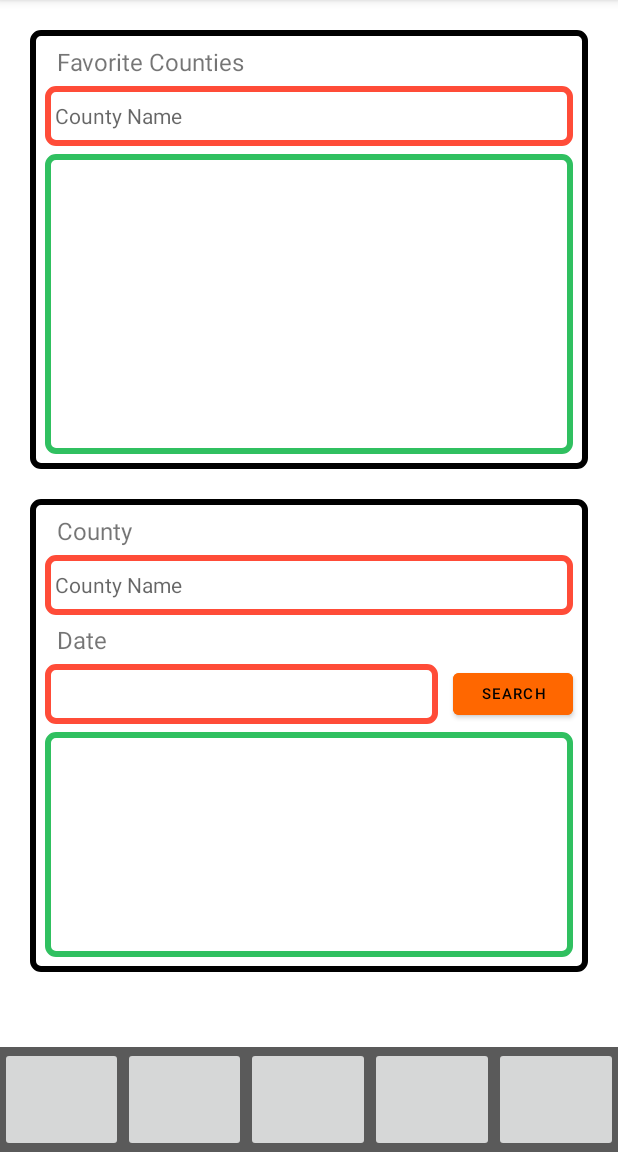
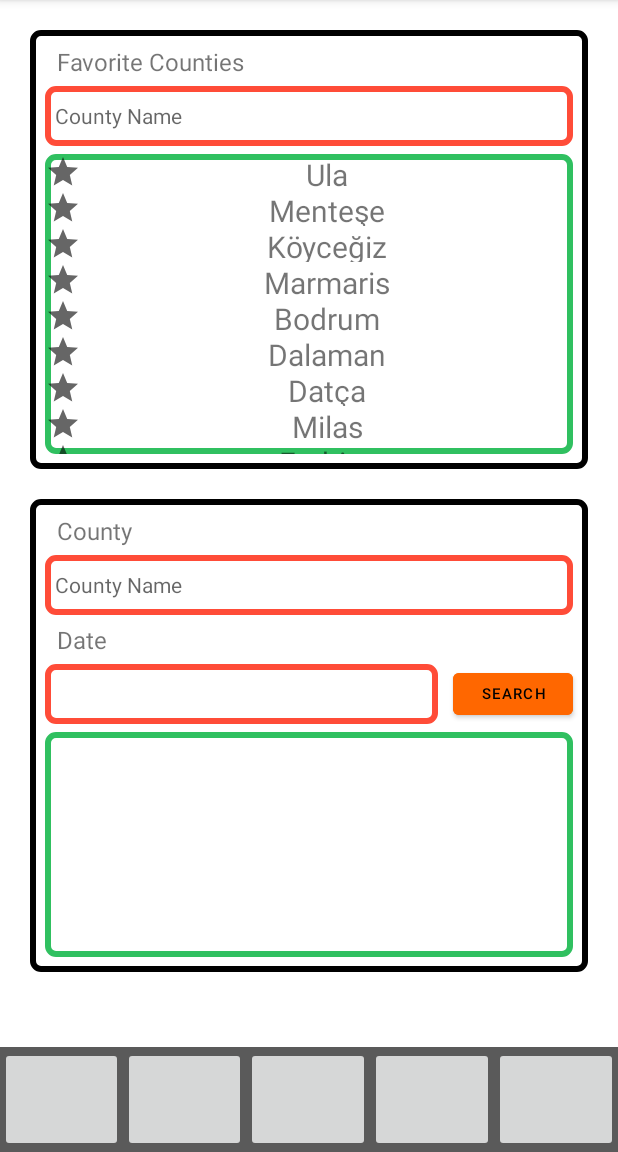
Before and after one commit to VirtusRnD/WAPS_MOBILE, an Android app: the SearchPageActivity screen opened directly, with no data from a screen before it, on a phone screen of 412 x 824 dp, the part 84-1236 px from its top. Run offline under Robolectric (Android 15) with nearby library versions, the phone set to English and light mode, and no system bars.

Commit message:
"Favorite counties are added"

```diff
--- a/app/src/main/java/WildfireAnalysisAndPredictionSystem/test2/ArticleRecyclerViewAdapter.java
+++ b/app/src/main/java/WildfireAnalysisAndPredictionSystem/test2/ArticleRecyclerViewAdapter.java
@@ -8,6 +8,7 @@ import android.view.ViewGroup;
 import android.widget.Filter;
 import android.widget.Filterable;
 import android.widget.TextView;
+import android.widget.Toast;
 
 import androidx.annotation.NonNull;
 import androidx.recyclerview.widget.RecyclerView;
@@ -93,6 +94,7 @@ public class ArticleRecyclerViewAdapter extends RecyclerView.Adapter<ArticleRecy
             articles.clear();
             Log.d("ARTICLE PAGE","Pac" +articles.size() );
             articles.addAll((Collection<? extends Article>) filterResults.values);
+
             Log.d("ARTICLE PAGE","PaddAll" +articles.size() );
             notifyDataSetChanged();
             Log.d("ARTICLE PAGE","Pnotify" +articles.size() );
--- a/app/src/main/java/WildfireAnalysisAndPredictionSystem/test2/County.java
+++ b/app/src/main/java/WildfireAnalysisAndPredictionSystem/test2/County.java
@@ -1,9 +1,8 @@
 package WildfireAnalysisAndPredictionSystem.test2;
 
 public class County {
-    public String countyName;
-    public Boolean isFav;
-//deneme yorum satırı
+    private String countyName;
+    private Boolean isFav;
     public County(String countyName, Boolean isFav) {
         this.countyName = countyName;
         this.isFav = isFav;
--- /dev/null
+++ b/app/src/main/java/WildfireAnalysisAndPredictionSystem/test2/CountyRecyclerViewAdapter.java
@@ -0,0 +1,71 @@
+package WildfireAnalysisAndPredictionSystem.test2;
+
+import android.view.LayoutInflater;
+import android.view.View;
+import android.view.ViewGroup;
+import android.widget.ImageButton;
+import android.widget.TextView;
+
+import androidx.annotation.NonNull;
+import androidx.recyclerview.widget.RecyclerView;
+
+import java.util.ArrayList;
+import java.util.List;
+
+public class CountyRecyclerViewAdapter extends RecyclerView.Adapter<CountyRecyclerViewAdapter.CountyHolder> {
+    private List<County> counties;
+    private CountyRecyclerViewAdapter.OnCountyListener onCountyListener;
+    private List<County> allCounty;
+
+    public CountyRecyclerViewAdapter(List<County> counties, OnCountyListener onCountyListener) {
+        this.counties = counties;
+        this.onCountyListener = onCountyListener;
+        this.allCounty = new ArrayList<>(counties);
+    }
+
+    @NonNull
+    @Override
+    public CountyHolder onCreateViewHolder(@NonNull ViewGroup parent, int viewType) {
+
+        View view = LayoutInflater.from(parent.getContext()).inflate(R.layout.single_county, parent, false);
+
+        return new CountyHolder(view, onCountyListener);
+    }
+
+    @Override
+    public void onBindViewHolder(@NonNull CountyHolder holder, int position) {
+        holder.countyName.setText(counties.get(position).getCountyName());
+        //TODO first image icon will set by looking isFav att.
+
+    }
+
+    @Override
+    public int getItemCount() {
+        return counties.size();
+    }
+
+    public class CountyHolder extends RecyclerView.ViewHolder implements View.OnClickListener {
+        TextView countyName;
+        ImageButton isFav;
+        OnCountyListener onCountyListener;
+
+        public CountyHolder(@NonNull View itemView, OnCountyListener onCountyListener) {
+            super(itemView);
+            this.countyName = itemView.findViewById(R.id.county_name);
+            this.isFav = itemView.findViewById(R.id.is_fav);
+            this.onCountyListener = onCountyListener;
+
+            isFav.setOnClickListener(this);
+        }
+
+
+        @Override
+        public void onClick(View view) {
+            onCountyListener.onCountyClick(getAdapterPosition());
+        }
+    }
+
+    public interface OnCountyListener {
+        void onCountyClick(int position);
+    }
+}
--- a/app/src/main/java/WildfireAnalysisAndPredictionSystem/test2/MainActivity.java
+++ b/app/src/main/java/WildfireAnalysisAndPredictionSystem/test2/MainActivity.java
@@ -23,6 +23,8 @@ public class MainActivity extends AppCompatActivity {
             public void onClick(View view) {
                 Intent intent = new Intent(MainActivity.this, SignUpPageActivity.class);
                 startActivity(intent);
+                finish();
+
             }
         });
 
@@ -32,6 +34,8 @@ public class MainActivity extends AppCompatActivity {
             public void onClick(View view) {
                 Intent intent = new Intent(MainActivity.this, MainMenuActivity.class);
                 startActivity(intent);
+                finish();
+
 
 
             }
--- a/app/src/main/java/WildfireAnalysisAndPredictionSystem/test2/SearchPageActivity.java
+++ b/app/src/main/java/WildfireAnalysisAndPredictionSystem/test2/SearchPageActivity.java
@@ -1,18 +1,35 @@
 package WildfireAnalysisAndPredictionSystem.test2;
 
 import androidx.appcompat.app.AppCompatActivity;
+import androidx.recyclerview.widget.LinearLayoutManager;
+import androidx.recyclerview.widget.RecyclerView;
 
 import android.content.Intent;
 import android.os.Bundle;
+import android.util.Log;
 import android.view.View;
 import android.widget.ImageView;
 
-public class SearchPageActivity extends AppCompatActivity {
+import java.util.ArrayList;
 
+public class SearchPageActivity extends AppCompatActivity implements CountyRecyclerViewAdapter.OnCountyListener {
+
+    private ArrayList<County> counties;
+    private RecyclerView recyclerView;
+    private CountyRecyclerViewAdapter countyRecyclerViewAdapter;
     @Override
     protected void onCreate(Bundle savedInstanceState) {
         super.onCreate(savedInstanceState);
+
         setContentView(R.layout.activity_search_page);
+
+
+        viewSettings();
+        countyRecyclerViewAdapter.notifyDataSetChanged();
+
+        RecyclerView recyclerView = findViewById(R.id.county_list);
+
+
 
         ImageView article_menu_director = findViewById(R.id.menu_articles);
         article_menu_director.setOnClickListener(new View.OnClickListener() {
@@ -20,6 +37,8 @@ public class SearchPageActivity extends AppCompatActivity {
             public void onClick(View view) {
                 Intent intent = new Intent(SearchPageActivity.this, ArticlesPageActivity.class);
                 startActivity(intent);
+                finish();
+
             }
         });
         ImageView main_menu_director = findViewById(R.id.menu_main);
@@ -28,6 +47,8 @@ public class SearchPageActivity extends AppCompatActivity {
             public void onClick(View view) {
                 Intent intent = new Intent(SearchPageActivity.this, MainMenuActivity.class);
                 startActivity(intent);
+                finish();
+
             }
         });
         ImageView friends_menu_director = findViewById(R.id.menu_friends);
@@ -36,6 +57,8 @@ public class SearchPageActivity extends AppCompatActivity {
             public void onClick(View view) {
                 Intent intent = new Intent(SearchPageActivity.this, FriendsPageActivity.class);
                 startActivity(intent);
+                finish();
+
             }
         });
         ImageView add_wildfire_menu_director = findViewById(R.id.menu_wildfire_adding);
@@ -44,7 +67,37 @@ public class SearchPageActivity extends AppCompatActivity {
             public void onClick(View view) {
                 Intent intent = new Intent(SearchPageActivity.this, WildfireAddingPageActivity.class);
                 startActivity(intent);
+                finish();
+
             }
         });
     }
+
+    private void viewSettings() {
+        recyclerView = findViewById(R.id.county_list);
+        counties = new ArrayList<>();
+        fillTheArray();
+        countyRecyclerViewAdapter = new CountyRecyclerViewAdapter(counties,this);
+        recyclerView.setAdapter(countyRecyclerViewAdapter);
+        recyclerView.setLayoutManager(new LinearLayoutManager(this));
+    }
+
+    private void fillTheArray() {
+        counties.add(new County("Ula",true));
+        counties.add(new County("Menteşe",true));
+        counties.add(new County("Köyceğiz",true));
+        counties.add(new County("Marmaris",true));
+        counties.add(new County("Bodrum",true));
+        counties.add(new County("Dalaman",true));
+        counties.add(new County("Datça",true));
+        counties.add(new County("Milas",true));
+        counties.add(new County("Fethiye",true));
+        counties.add(new County("Kavaklıdere",true));
+        counties.add(new County("Yatağan",true));
+    }
+
+    @Override
+    public void onCountyClick(int position) {
+        Log.d("SEARCH PAGE","Clicked" + position);
+    }
 }
--- /dev/null
+++ b/app/src/main/res/drawable/ic_star.xml
@@ -0,0 +1,10 @@
+<vector xmlns:android="http://schemas.android.com/apk/res/android"
+    android:width="24dp"
+    android:height="24dp"
+    android:viewportWidth="24"
+    android:viewportHeight="24"
+    android:tint="?attr/colorControlNormal">
+  <path
+      android:fillColor="@android:color/white"
+      android:pathData="M12,17.27L18.18,21l-1.64,-7.03L22,9.24l-7.19,-0.61L12,2 9.19,8.63 2,9.24l5.46,4.73L5.82,21z"/>
+</vector>
--- a/app/src/main/res/layout/activity_friends_page.xml
+++ b/app/src/main/res/layout/activity_friends_page.xml
@@ -41,7 +41,7 @@
                 app:layout_constraintEnd_toEndOf="parent"/>
 
             <androidx.recyclerview.widget.RecyclerView
-                android:id="@+id/friend_list"
+                android:id="@+id/county_list"
                 android:layout_width="0dp"
                 android:layout_height="wrap_content"
                 android:background="@drawable/box_green"
--- a/app/src/main/res/layout/activity_search_page.xml
+++ b/app/src/main/res/layout/activity_search_page.xml
@@ -76,7 +76,7 @@
                     android:layout_marginStart="10dp"/>
 
                 <androidx.recyclerview.widget.RecyclerView
-                    android:id="@+id/friend_list"
+                    android:id="@+id/county_list"
                     android:background="@drawable/box_green"
 
                     android:layout_width="0dp"
--- /dev/null
+++ b/app/src/main/res/layout/single_county.xml
@@ -0,0 +1,29 @@
+<?xml version="1.0" encoding="utf-8"?>
+<androidx.constraintlayout.widget.ConstraintLayout xmlns:android="http://schemas.android.com/apk/res/android"
+    xmlns:app="http://schemas.android.com/apk/res-auto"
+    xmlns:tools="http://schemas.android.com/tools"
+    android:layout_width="match_parent"
+    android:layout_height="wrap_content">
+
+    <ImageButton
+        android:id="@+id/is_fav"
+        android:layout_width="wrap_content"
+        android:layout_height="wrap_content"
+        android:background="#00FFFFFF"
+        app:layout_constraintStart_toStartOf="parent"
+        app:layout_constraintTop_toTopOf="parent"
+        app:srcCompat="@drawable/ic_star"
+        app:layout_constraintBottom_toBottomOf="@id/county_name"/>
+
+    <TextView
+        android:id="@+id/county_name"
+        android:layout_width="0dp"
+        android:layout_height="0dp"
+        android:gravity="center_horizontal|center_vertical"
+        android:text="TextView"
+        android:textSize="20dp"
+        app:layout_constraintBottom_toBottomOf="parent"
+        app:layout_constraintEnd_toEndOf="parent"
+        app:layout_constraintStart_toEndOf="@+id/is_fav"
+        app:layout_constraintTop_toTopOf="parent" />
+</androidx.constraintlayout.widget.ConstraintLayout>
--- a/app/src/main/res/values/themes.xml
+++ b/app/src/main/res/values/themes.xml
@@ -13,4 +13,10 @@
         <item name="android:statusBarColor" tools:targetApi="l">?attr/colorPrimaryVariant</item>
         <!-- Customize your theme here. -->
     </style>
+    <style name="Theme.Test2.NoActionBar">
+        <item name="windowActionBar">false</item>
+        <item name="windowNoTitle">true</item>
+    </style>
+    <style name="Theme.Test2.AppBarOverlay" parent="ThemeOverlay.AppCompat.Dark.ActionBar" />
+    <style name="Theme.Test2.PopupOverlay" parent="ThemeOverlay.AppCompat.Light" />
 </resources>
```
Also changed, not shown: app/build.gradle (+8 -0 lines), app/src/main/AndroidManifest.xml (+8 -3 lines), app/src/main/java/WildfireAnalysisAndPredictionSystem/test2/ArticlesPageActivity.java (+12 -1 lines), app/src/main/java/WildfireAnalysisAndPredictionSystem/test2/FriendsPageActivity.java (+9 -1 lines), app/src/main/java/WildfireAnalysisAndPredictionSystem/test2/MainMenuActivity.java (+14 -8 lines), app/src/main/java/WildfireAnalysisAndPredictionSystem/test2/SettingsPageActivity.java (+20 -0 lines), app/src/main/java/WildfireAnalysisAndPredictionSystem/test2/WildfireAddingPageActivity.java (+8 -0 lines), app/src/main/res/values/strings.xml (+11 -0 lines).
